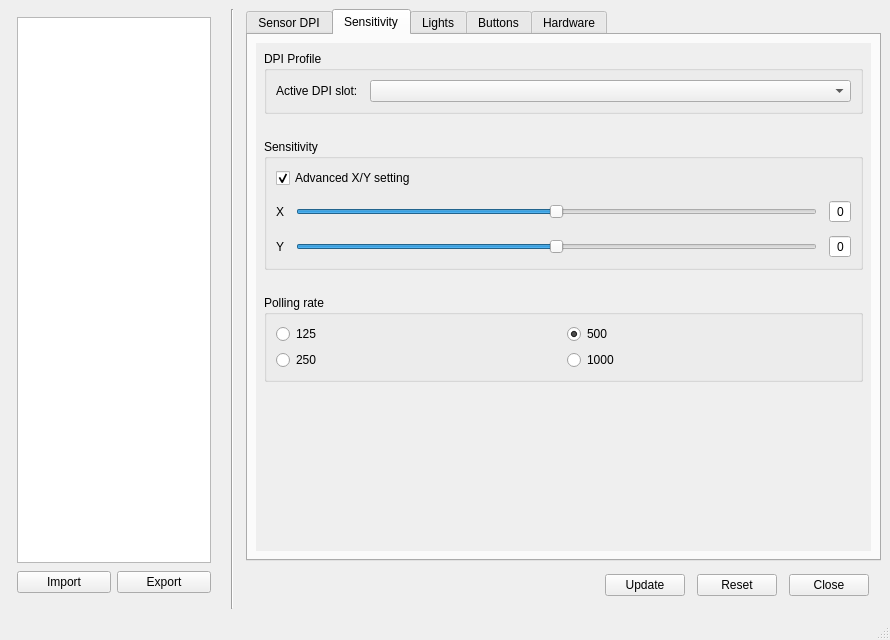
Qt form rtmainwindow.ui (britus/RoccatTyon) before a commit.
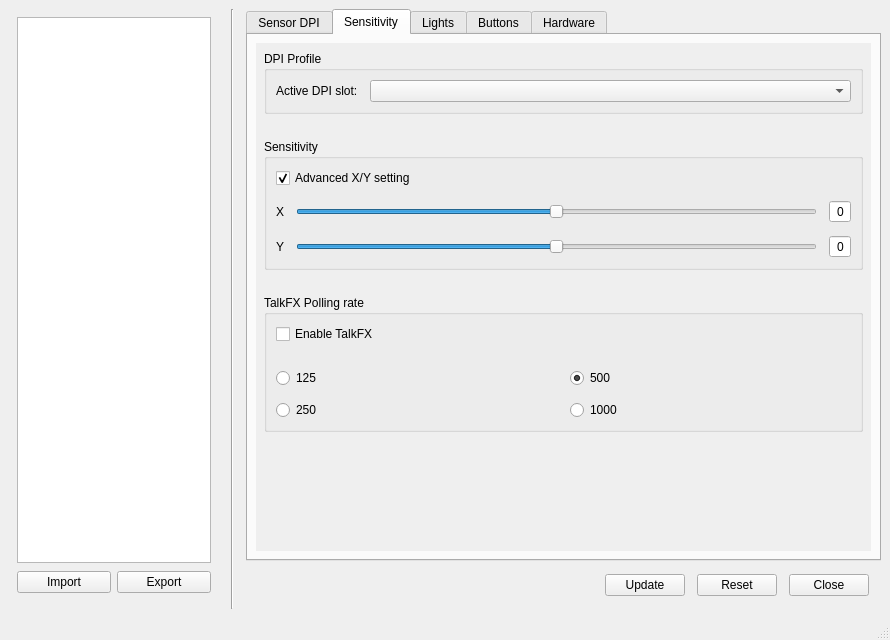
The same form after that commit. The open tabs and pages were chosen to show the change. Icons and pictures are not drawn.

What changed in the file:
```diff
--- a/rtmainwindow.ui
+++ b/rtmainwindow.ui
@@ -866,40 +866,63 @@
                      <item>
                       <widget class="QGroupBox" name="gbPollRate">
                        <property name="title">
-                        <string>Polling rate</string>
+                        <string>TalkFX Polling rate</string>
                        </property>
                        <layout class="QGridLayout" name="gridLayout_11">
-                        <item row="0" column="0">
-                         <widget class="QRadioButton" name="rbPollRate125">
-                          <property name="text">
-                           <string>125</string>
-                          </property>
-                         </widget>
-                        </item>
-                        <item row="0" column="1">
-                         <widget class="QRadioButton" name="rbPollRate500">
-                          <property name="text">
-                           <string>500</string>
-                          </property>
-                          <property name="checked">
-                           <bool>true</bool>
-                          </property>
-                         </widget>
-                        </item>
-                        <item row="1" column="0">
-                         <widget class="QRadioButton" name="rbPollRate250">
-                          <property name="text">
-                           <string>250</string>
-                          </property>
-                         </widget>
-                        </item>
-                        <item row="1" column="1">
+                        <property name="spacing">
+                         <number>12</number>
+                        </property>
+                        <item row="3" column="1">
                          <widget class="QRadioButton" name="rbPollRate1000">
                           <property name="text">
                            <string>1000</string>
                           </property>
                          </widget>
                         </item>
+                        <item row="3" column="0">
+                         <widget class="QRadioButton" name="rbPollRate250">
+                          <property name="text">
+                           <string>250</string>
+                          </property>
+                         </widget>
+                        </item>
+                        <item row="2" column="1">
+                         <widget class="QRadioButton" name="rbPollRate500">
+                          <property name="text">
+                           <string>500</string>
+                          </property>
+                          <property name="checked">
+                           <bool>true</bool>
+                          </property>
+                         </widget>
+                        </item>
+                        <item row="0" column="0">
+                         <widget class="QCheckBox" name="cbxTalkFx">
+                          <property name="text">
+                           <string>Enable TalkFX</string>
+                          </property>
+                         </widget>
+                        </item>
+                        <item row="2" column="0">
+                         <widget class="QRadioButton" name="rbPollRate125">
+                          <property name="text">
+                           <string>125</string>
+                          </property>
+                         </widget>
+                        </item>
+                        <item row="1" column="0" colspan="2">
+                         <spacer name="horizontalSpacer_13">
+                          <property name="orientation">
+                           <enum>Qt::Orientation::Horizontal</enum>
+                          </property>
+                          <property name="sizeHint" stdset="0">
+                           <size>
+                            <width>40</width>
+                            <height>12</height>
+                           </size>
+                          </property>
+                         </spacer>
+                        </item>
                        </layout>
                       </widget>
                      </item>
@@ -2146,28 +2169,6 @@
                  <property name="spacing">
                   <number>24</number>
                  </property>
-                 <item>
-                  <widget class="QGroupBox" name="gbxTalkFx">
-                   <property name="title">
-                    <string>Talk FX</string>
-                   </property>
-                   <layout class="QGridLayout" name="gridLayout">
-                    <property name="spacing">
-                     <number>12</number>
-                    </property>
-                    <item row="0" column="0">
-                     <widget class="QCheckBox" name="cbxTalkFx">
-                      <property name="text">
-                       <string>Enable Talk FX</string>
-                      </property>
-                      <property name="checked">
-                       <bool>true</bool>
-                      </property>
-                     </widget>
-                    </item>
-                   </layout>
-                  </widget>
-                 </item>
                  <item>
                   <widget class="QGroupBox" name="gbxDcuConfig">
                    <property name="title">
```
Left out of the diff: 114 changed lines with no effect on the pictures.
